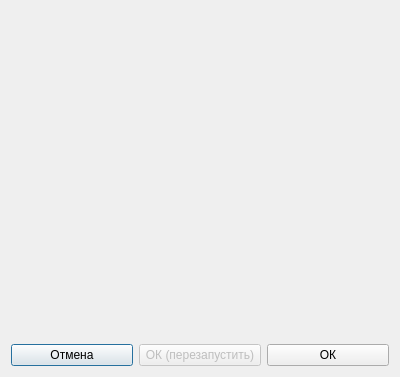
moevm/nosql1h19-text-graph, file ui/settings.ui: the form before one commit.
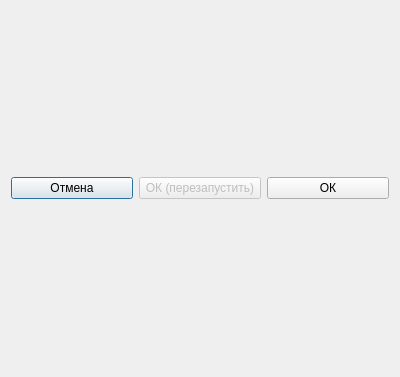
The form after the commit. Icons and pictures are not drawn.

Commit message: Improved settings; more diagrams

```diff
--- a/ui/settings.ui
+++ b/ui/settings.ui
@@ -25,20 +25,7 @@
   </property>
   <layout class="QVBoxLayout" name="verticalLayout">
    <item>
-    <layout class="QVBoxLayout" name="settingsLayout"/>
-   </item>
-   <item>
-    <spacer name="verticalSpacer">
-     <property name="orientation">
-      <enum>Qt::Vertical</enum>
-     </property>
-     <property name="sizeHint" stdset="0">
-      <size>
-       <width>20</width>
-       <height>40</height>
-      </size>
-     </property>
-    </spacer>
+    <layout class="QHBoxLayout" name="settingsLayout"/>
    </item>
    <item>
     <layout class="QHBoxLayout" name="horizontalLayout">
```
The commit also changes 15 other files.
